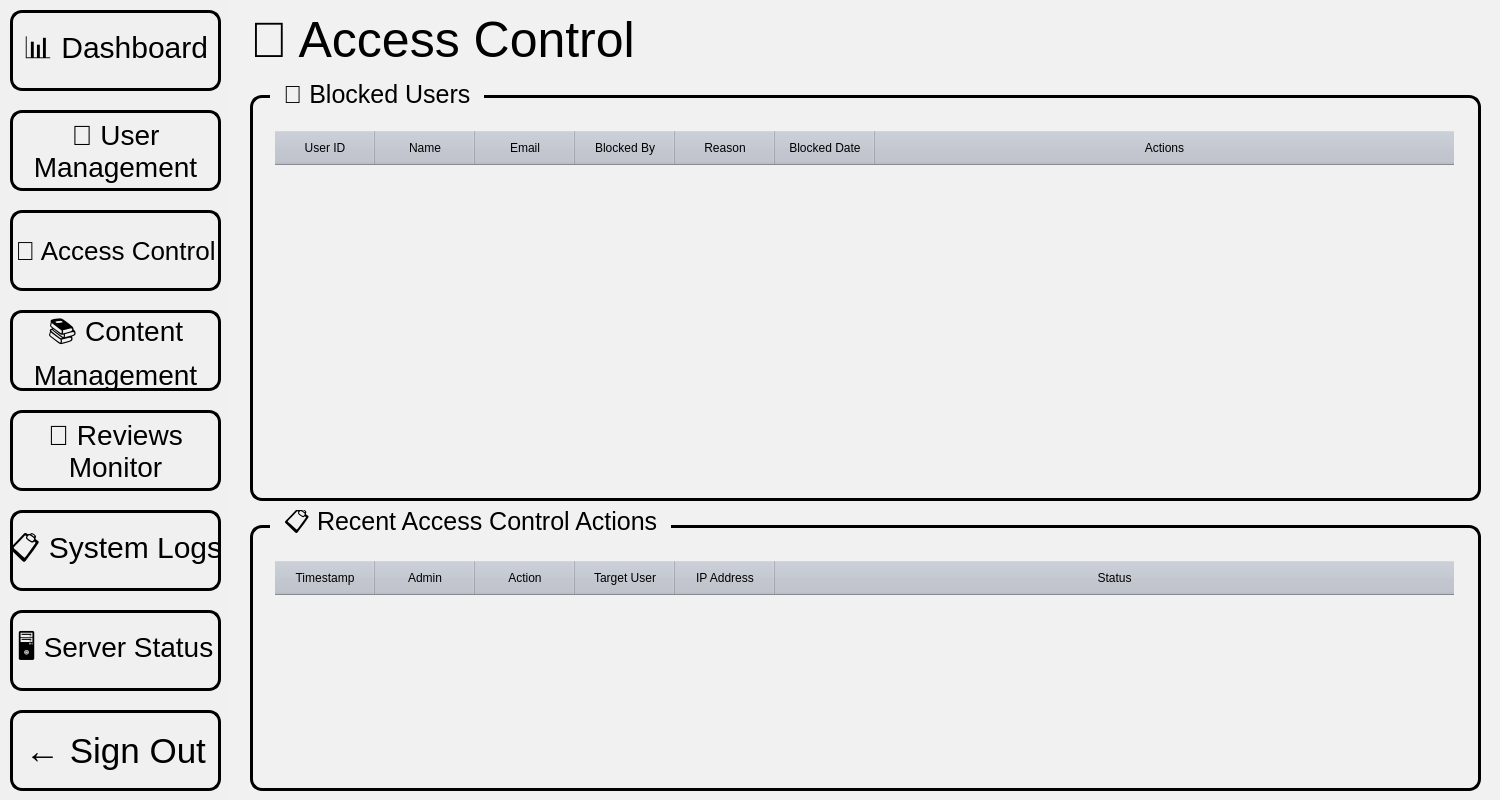
mohammadshirizadeh-sudo/book-club, file BookClubProject/appWindow/adminwindow.ui: the form before one commit.
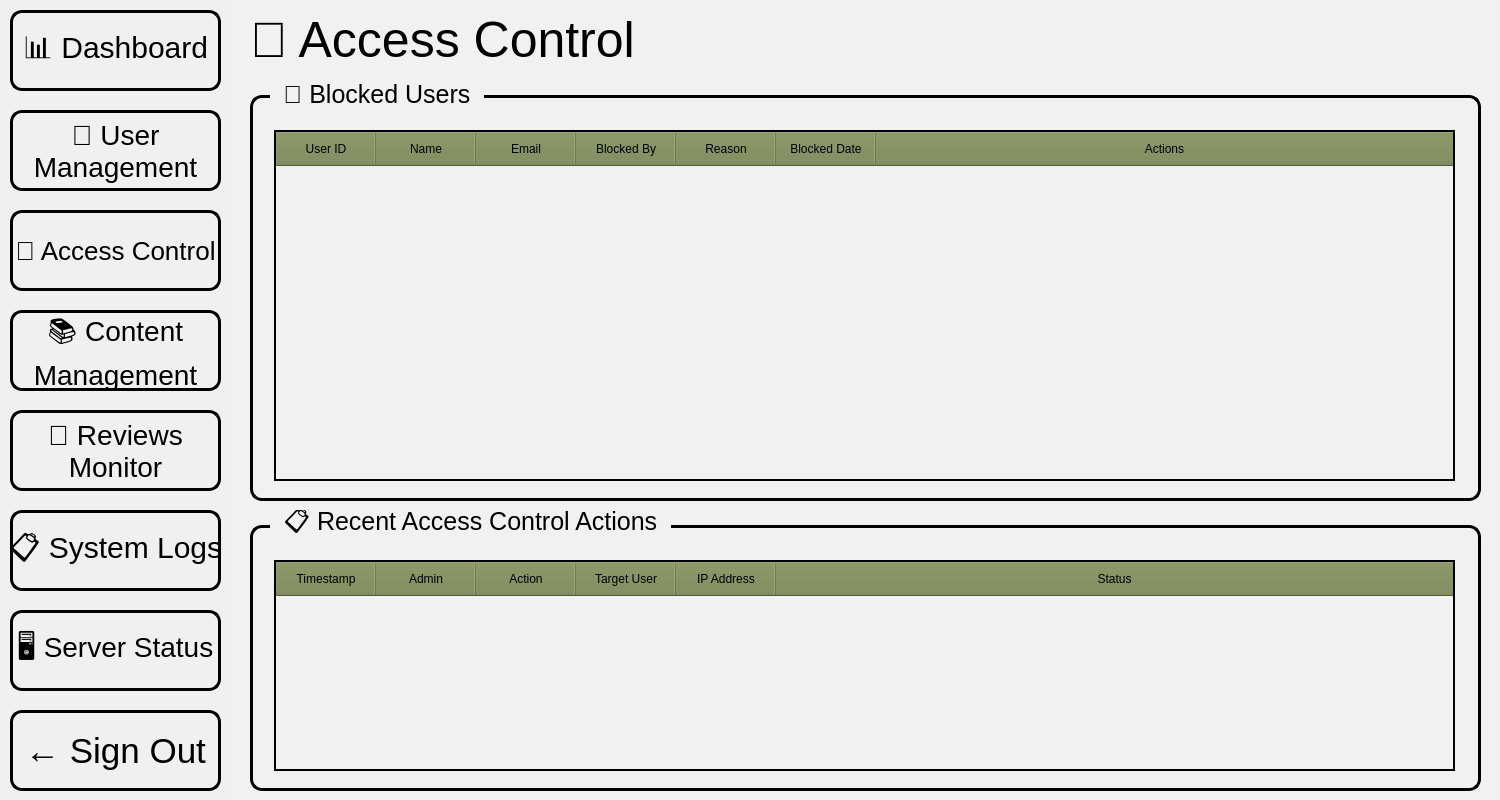
The form after the commit. The open tabs and pages were chosen to show the change. Icons and pictures are not drawn.

Commit message: incuded necessary files and also upgraded backgrounds

What changed in the file:
```diff
--- a/BookClubProject/appWindow/adminwindow.ui
+++ b/BookClubProject/appWindow/adminwindow.ui
@@ -1569,10 +1569,11 @@
         <string notr="true">QTableWidget {
 font: 700 11pt &quot;Script MT Bold&quot;;
 gridline-color: black;
+border: 2px solid black;
 }
 QHeaderView::section {
 font: 700 12pt &quot;Script MT&quot;;
-background-color:rgb(190, 195, 205);
+    background-color: rgb(120, 135, 79);
 padding: 8px;
 color: black;
 }</string>
@@ -1661,12 +1662,13 @@
        <property name="styleSheet">
         <string notr="true">QTableWidget {
 font: 700 11pt &quot;Script MT Bold&quot;;
- gridline-color: black;
+gridline-color: black;
+border: 2px solid black;
 }
 QHeaderView::section {
 font: 700 12pt &quot;Script MT&quot;;
- background-color:rgb(190, 195, 205);
- padding: 8px;
+    background-color: rgb(120, 135, 79);
+padding: 8px;
 color: black;
 }</string>
        </property>
```
Left out of the diff: 16 changed lines with no effect on the pictures. The commit also changes 44 other files.
